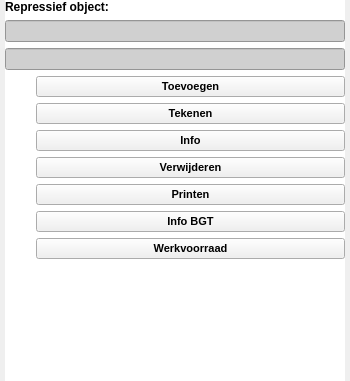
Before: the Qt Designer form plugin/oiv/repressief_object/oiv_repressief_object_widget.ui in OIV-NL-QGIS/QGIS_project, drawn with Qt 5; both pictures show x 0 to 350 and y 0 to 381 of the 350 by 802 pixel window.
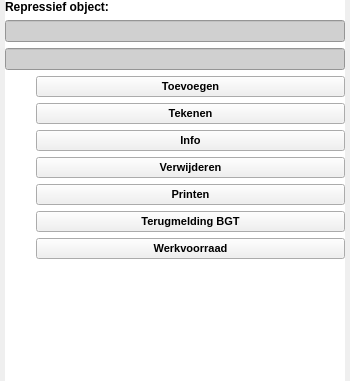
After: the same form once the commit is applied. Icons and pictures are not drawn.

Commit message: Terugmelding BAG-BGT tekst knoppen aangepast

The edit to the form file:
```diff
--- a/plugin/oiv/repressief_object/oiv_repressief_object_widget.ui
+++ b/plugin/oiv/repressief_object/oiv_repressief_object_widget.ui
@@ -368,7 +368,7 @@
               <string notr="true">background-color: rgb(240, 240, 240);</string>
              </property>
              <property name="text">
-              <string>Info BGT</string>
+              <string>Terugmelding BGT</string>
              </property>
              <property name="checkable">
               <bool>false</bool>
```
Left out of the diff: 1 changed line with no effect on the pictures. The commit also changes 1 other file.
